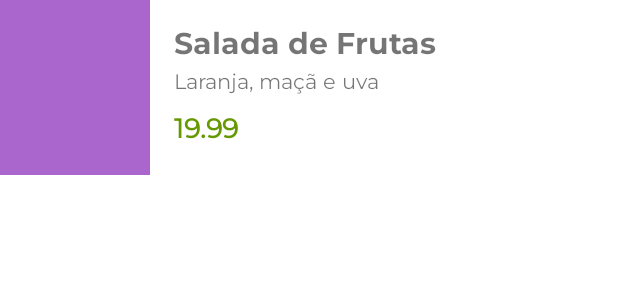
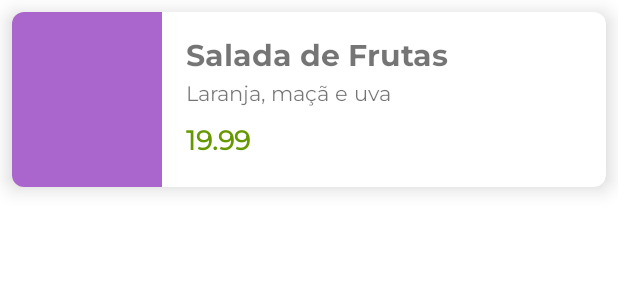
Before and after one commit to marceloviana1991/lista-de-produtos-kotlin-android, an Android app: the layout adapter_produto_item.xml on its own in the app's theme, with its tools: preview values and no code run, on a phone screen of 412 x 824 dp. Shown: the top 300 px of the screen. Run offline under Robolectric (Android 15) with nearby library versions, the phone set to English and light mode, and no system bars.

Commit message:
card view

```diff
--- a/app/src/main/res/layout/adapter_produto_item.xml
+++ b/app/src/main/res/layout/adapter_produto_item.xml
@@ -1,9 +1,15 @@
 <?xml version="1.0" encoding="utf-8"?>
-<androidx.constraintlayout.widget.ConstraintLayout xmlns:android="http://schemas.android.com/apk/res/android"
+<com.google.android.material.card.MaterialCardView xmlns:android="http://schemas.android.com/apk/res/android"
     xmlns:tools="http://schemas.android.com/tools"
+    xmlns:app="http://schemas.android.com/apk/res-auto"
     android:layout_width="match_parent"
-    android:layout_height="wrap_content"
-    xmlns:app="http://schemas.android.com/apk/res-auto">
+    android:layout_margin="8dp"
+    app:cardCornerRadius="8dp"
+    app:cardElevation="8dp"
+    android:layout_height="wrap_content" >
+    <androidx.constraintlayout.widget.ConstraintLayout
+        android:layout_width="match_parent"
+        android:layout_height="wrap_content" >
 
         <TextView
             android:id="@+id/text_view_nome_adapter_produto_item"
@@ -68,3 +74,4 @@
 
 
     </androidx.constraintlayout.widget.ConstraintLayout>
+</com.google.android.material.card.MaterialCardView>
```
Lines whose indentation alone changed are shown as unchanged.
